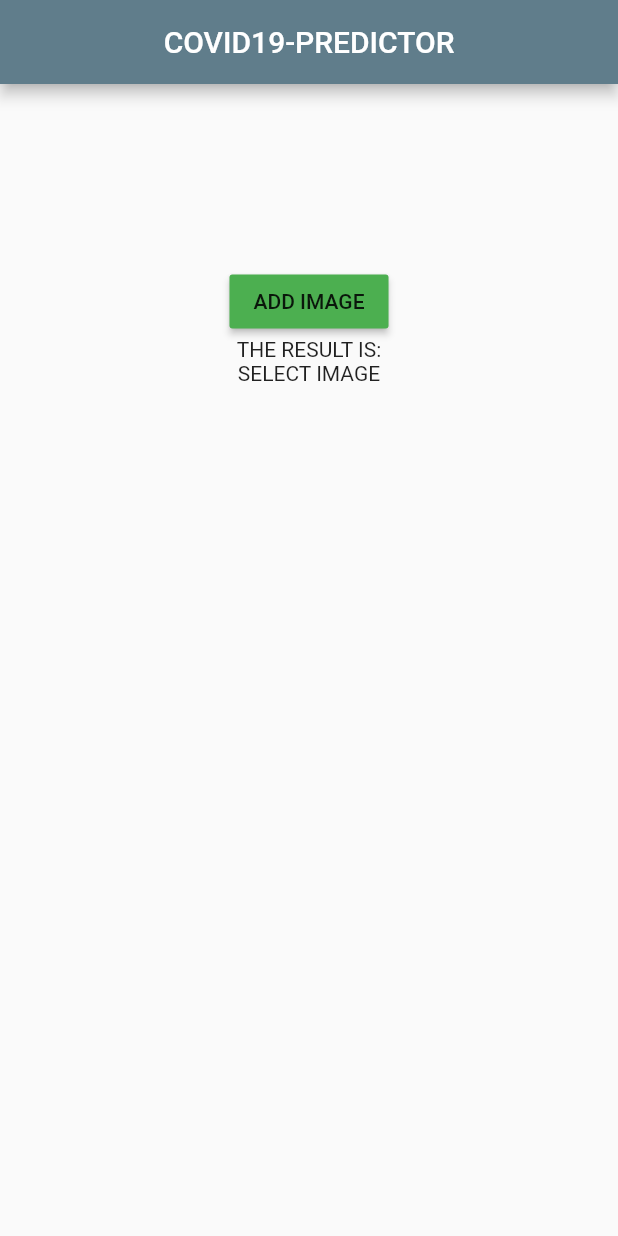
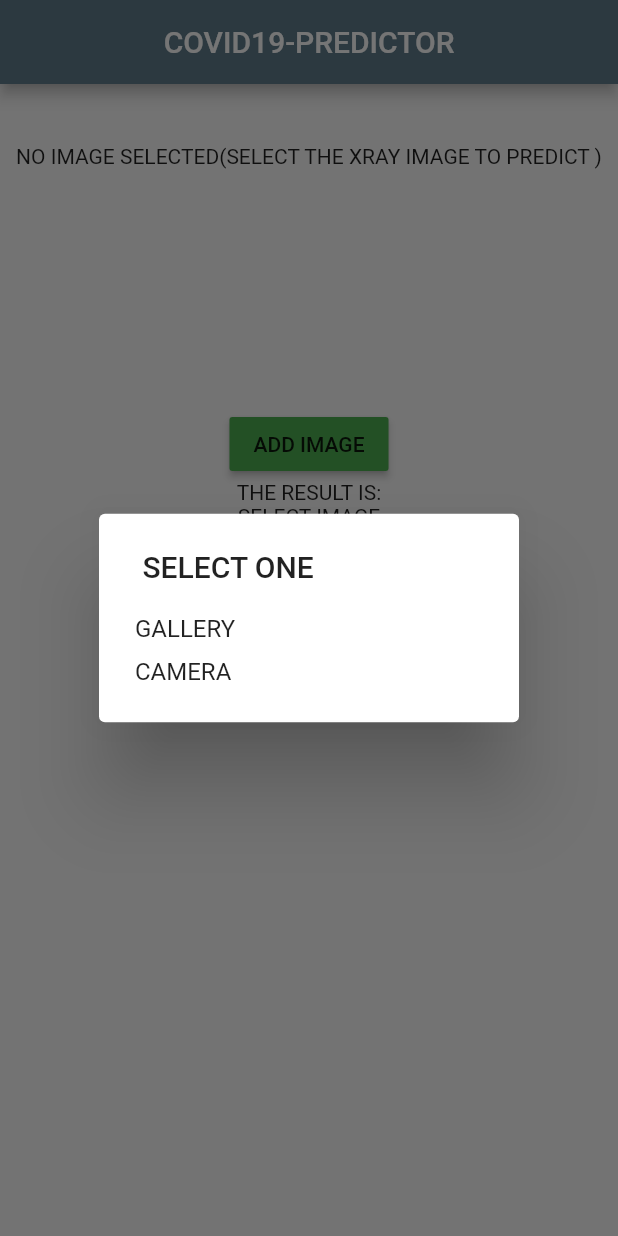
Before and after one commit to ANKUSH-JPG/covid19-chest-xray-flutter-project, a Flutter app: the screen it shows after launch, after a tap on "ADD IMAGE", on a phone screen of 412 x 824 dp. Run offline on Flutter 3.47's test engine with Material 2 defaults, Android fonts, the phone set to English and light mode, and no system bars; our stand-ins replace image_picker; missing offline and left inert: tflite.

Commit message:
next commit

```diff
--- a/lib/main.dart
+++ b/lib/main.dart
@@ -35,6 +35,60 @@ class _home_taskState extends State<home_task> {
   File _isImage;
   List _output;
   @override
+  open_gallery(BuildContext context) async{
+
+    var get_Image=await ImagePicker.pickImage(source: ImageSource.gallery);
+    this.setState(() {
+      _isImage=get_Image;
+    });
+    if(get_Image==null) return null;
+    setState(() {
+      _isLoading=true;
+      _isImage=get_Image;
+    });
+    RunModelOnImage(get_Image);
+    Navigator.of(context).pop();
+  }
+  open_camera(BuildContext context) async{
+    var get_Image=await ImagePicker.pickImage(source: ImageSource.camera);
+    this.setState(() {
+      _isImage=get_Image;
+    });
+    setState(() {
+      _isLoading=true;
+      _isImage=get_Image;
+    });
+    RunModelOnImage(get_Image);
+    Navigator.of(context).pop();
+  }
+  Future<void> _showChoiceDialog(BuildContext context){
+    return showDialog(context: context,builder: (BuildContext context){
+      return AlertDialog(
+        title: Text(" SELECT ONE "),
+        content: SingleChildScrollView(
+          child: ListBody(
+            children: <Widget>[
+              GestureDetector(
+                child: Text('GALLERY'),
+                onTap: (){// open gallery for US
+
+                  open_gallery(context);
+                },
+              ),
+              Padding(padding: EdgeInsets.all(5.0),),
+              GestureDetector(
+                child: Text('CAMERA'),
+                onTap: (){// open camera for US
+
+                  open_camera(context);
+                },
+              ),
+            ],
+          ),
+        ),
+      );
+    });
+  }
 
   void initState(){
     super.initState();
@@ -46,6 +100,18 @@ class _home_taskState extends State<home_task> {
       });
     });
   }
+
+  Widget display_image(){
+    if(_isImage==null)
+    {
+      return Text("NO IMAGE SELECTED(SELECT THE XRAY IMAGE TO PREDICT )");
+    }
+    else
+    {
+      return Image.file(_isImage,width: 400,height: 400,);
+    }
+  }
+
   Widget build(BuildContext context) {
     return Scaffold(
       appBar: AppBar(
@@ -56,14 +122,13 @@ class _home_taskState extends State<home_task> {
     child:Column(
           children: <Widget>[
             Padding(padding: const EdgeInsets.all(20),),
-            _isImage==null?Container():Expanded(child:Image.file(_isImage,width: 400,height: 400,)),
-            SizedBox(height: 1,),
-            Padding(padding: const EdgeInsets.all(40),),
+            display_image(),
+            Padding(padding: const EdgeInsets.all(80),),
             RaisedButton(
               color: Colors.green,
 
               onPressed: (){
-                selectImage();
+                _showChoiceDialog(context);
               },
               child: Text("ADD IMAGE"),
             ),
@@ -77,13 +142,8 @@ class _home_taskState extends State<home_task> {
   }
 
   selectImage() async{
-    var get_Image=await ImagePicker.pickImage(source: ImageSource.gallery);
-    if(get_Image==null) return null;
-    setState(() {
-      _isLoading=true;
-      _isImage=get_Image;
-    });
-    RunModelOnImage(get_Image);
+
+
   }
 
   RunModelOnImage(File image) async{
```
